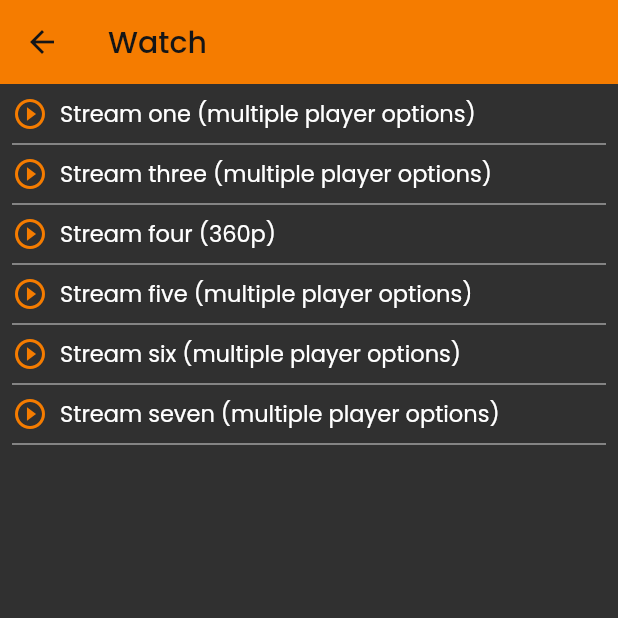
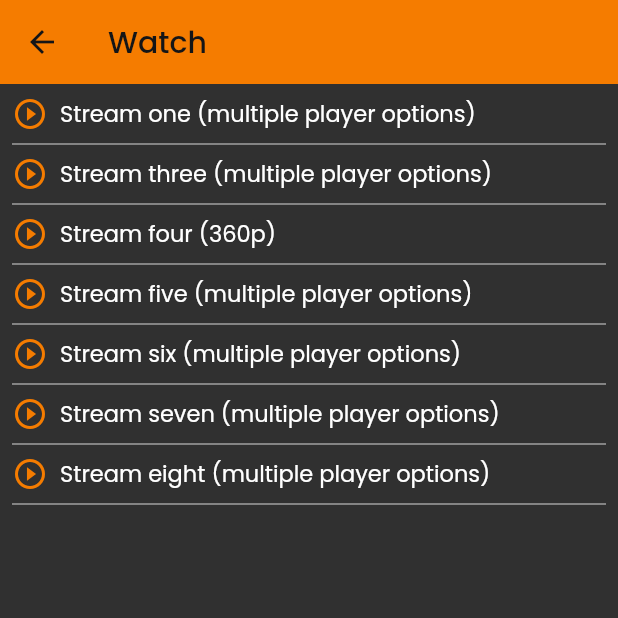
Before and after one commit to BeamlakAschalew/flixquest, a Flutter app: the MovieStreamSelect screen opened directly with empty values, on a phone screen of 412 x 824 dp, the top half of it. Run offline on Flutter 3.47's test engine with Material 2 defaults, Android fonts, the light colour scheme and no system bars; our stand-ins replace animated_text_kit, cached_network_image, carousel_slider, font_awesome_flutter, google_nav_bar, readmore and 2 more; missing offline and left inert: flutter_inappwebview, mixpanel_flutter; accounts and stored records are empty.

Commit message:
Update movie_stream_select.dart

```diff
--- a/lib/screens/movie_stream_select.dart
+++ b/lib/screens/movie_stream_select.dart
@@ -80,11 +80,16 @@ class MovieStreamSelect extends StatelessWidget {
                       streamLink: 'https://api.movieshunters.com/api/movie?id=$movieId',
                       movieName: movieName,
                     ),
+                    StreamListWidget(
+                      streamName: 'Stream eight (multiple player options)',
+                      streamLink: 'https://imdbembed.xyz/movie/tmdb/$movieId',
+                      movieName: movieName,
+                    ),
                     Visibility(
                       visible: movieImdbId == null ? false : true,
                       child: StreamListWidget(
                         streamName:
-                            'Stream eight (360p/480p/720p/1080p - might have ads)',
+                            'Stream nine (360p/480p/720p/1080p - might have ads)',
                         streamLink:
                             'https://api.123movie.cc/imdb.php?imdb=$movieImdbId&server=hydrax',
                         movieName: movieName,
```
